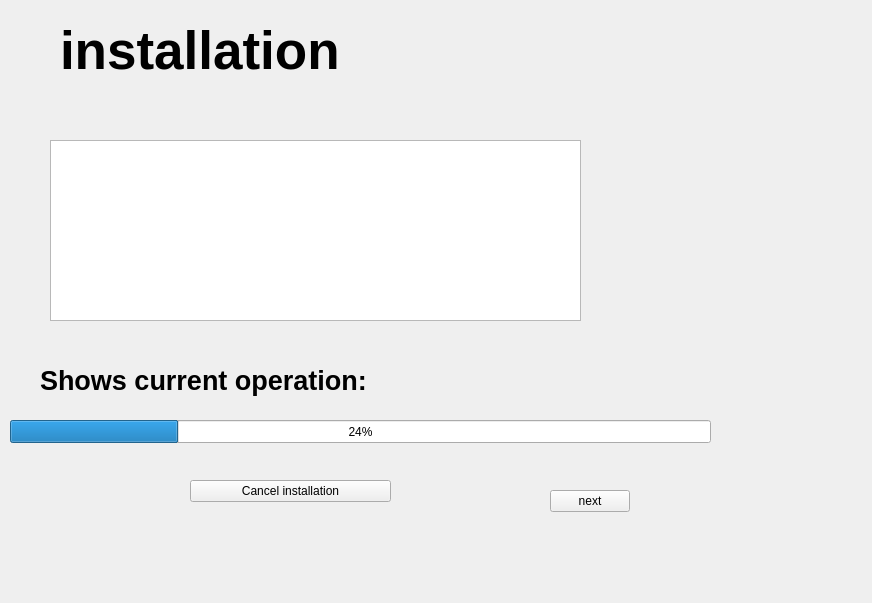
Above: install.ui from n1cef/kraken_installer before the change. Below: the same form after it.
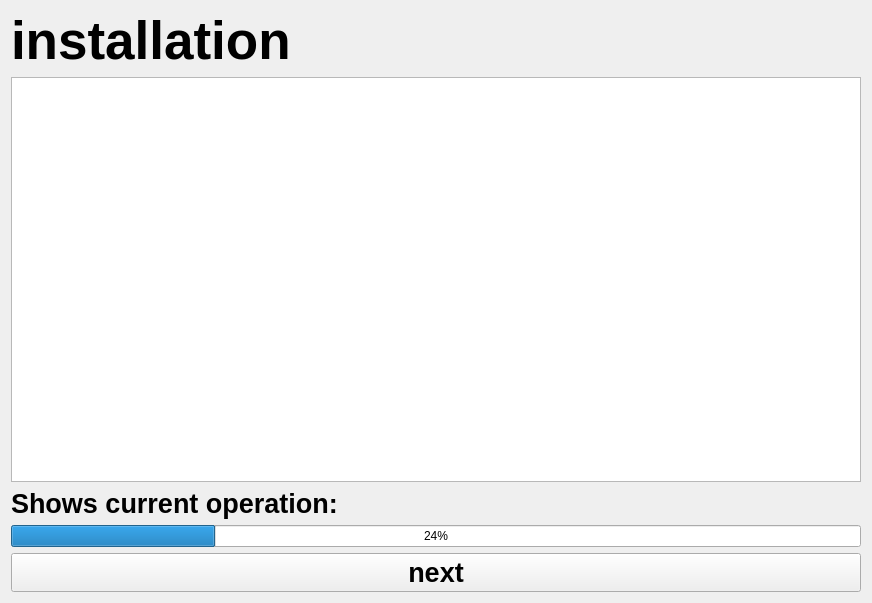
That is the form after the change.

Commit message: el dineri mara men houna

Patch:
```diff
--- a/install.ui
+++ b/install.ui
@@ -13,15 +13,9 @@
   <property name="windowTitle">
    <string>Form</string>
   </property>
+  <layout class="QVBoxLayout" name="verticalLayout">
+   <item>
   <widget class="QLabel" name="label">
-   <property name="geometry">
-    <rect>
-     <x>60</x>
-     <y>20</y>
-     <width>501</width>
-     <height>61</height>
-    </rect>
-   </property>
    <property name="font">
     <font>
      <pointsize>40</pointsize>
@@ -35,28 +29,9 @@
     <string>installation</string>
    </property>
   </widget>
-  <widget class="QPushButton" name="install_btn">
-   <property name="geometry">
-    <rect>
-     <x>550</x>
-     <y>490</y>
-     <width>80</width>
-     <height>22</height>
-    </rect>
-   </property>
-   <property name="text">
-    <string>next</string>
-   </property>
-  </widget>
+   </item>
+   <item>
   <widget class="QPlainTextEdit" name="outputConsole">
-   <property name="geometry">
-    <rect>
-     <x>50</x>
-     <y>140</y>
-     <width>531</width>
-     <height>181</height>
-    </rect>
-   </property>
    <property name="font">
     <font>
      <family>SpaceMono Nerd Font</family>
@@ -67,28 +42,29 @@
     <bool>true</bool>
    </property>
   </widget>
+   </item>
+   <item>
+    <widget class="QLabel" name="statusLabel">
+     <property name="font">
+      <font>
+       <pointsize>20</pointsize>
+       <bold>true</bold>
+      </font>
+     </property>
+     <property name="text">
+      <string>Shows current operation:</string>
+     </property>
+    </widget>
+   </item>
+   <item>
   <widget class="QProgressBar" name="progressBar">
-   <property name="geometry">
-    <rect>
-     <x>10</x>
-     <y>420</y>
-     <width>701</width>
-     <height>23</height>
-    </rect>
-   </property>
    <property name="value">
     <number>24</number>
    </property>
   </widget>
-  <widget class="QLabel" name="statusLabel">
-   <property name="geometry">
-    <rect>
-     <x>40</x>
-     <y>365</y>
-     <width>391</width>
-     <height>31</height>
-    </rect>
-   </property>
+   </item>
+   <item>
+    <widget class="QPushButton" name="install_btn">
    <property name="font">
     <font>
      <pointsize>20</pointsize>
@@ -96,22 +72,11 @@
     </font>
    </property>
    <property name="text">
-    <string>Shows current operation:</string>
-   </property>
-  </widget>
-  <widget class="QPushButton" name="pushButton">
-   <property name="geometry">
-    <rect>
-     <x>190</x>
-     <y>480</y>
-     <width>201</width>
-     <height>22</height>
-    </rect>
-   </property>
-   <property name="text">
-    <string>Cancel installation</string>
-   </property>
-  </widget>
+      <string>next</string>
+     </property>
+    </widget>
+   </item>
+  </layout>
  </widget>
  <resources/>
  <connections/>
```
Lines whose indentation alone changed are shown as unchanged. The commit also changes 1 other file.
